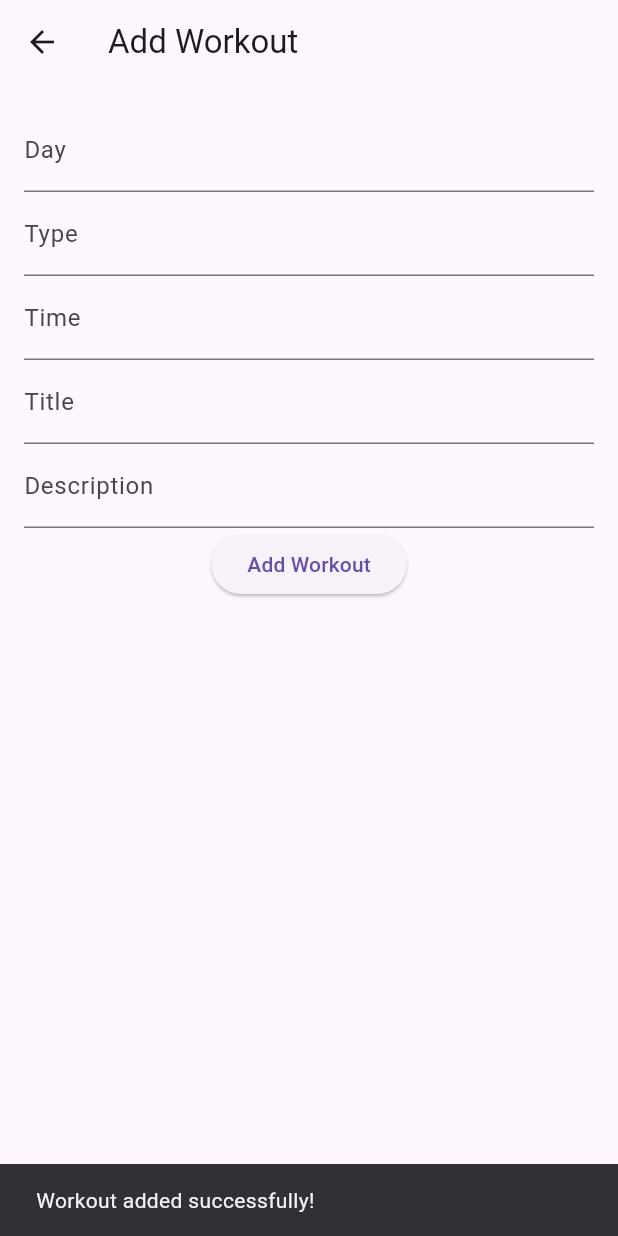
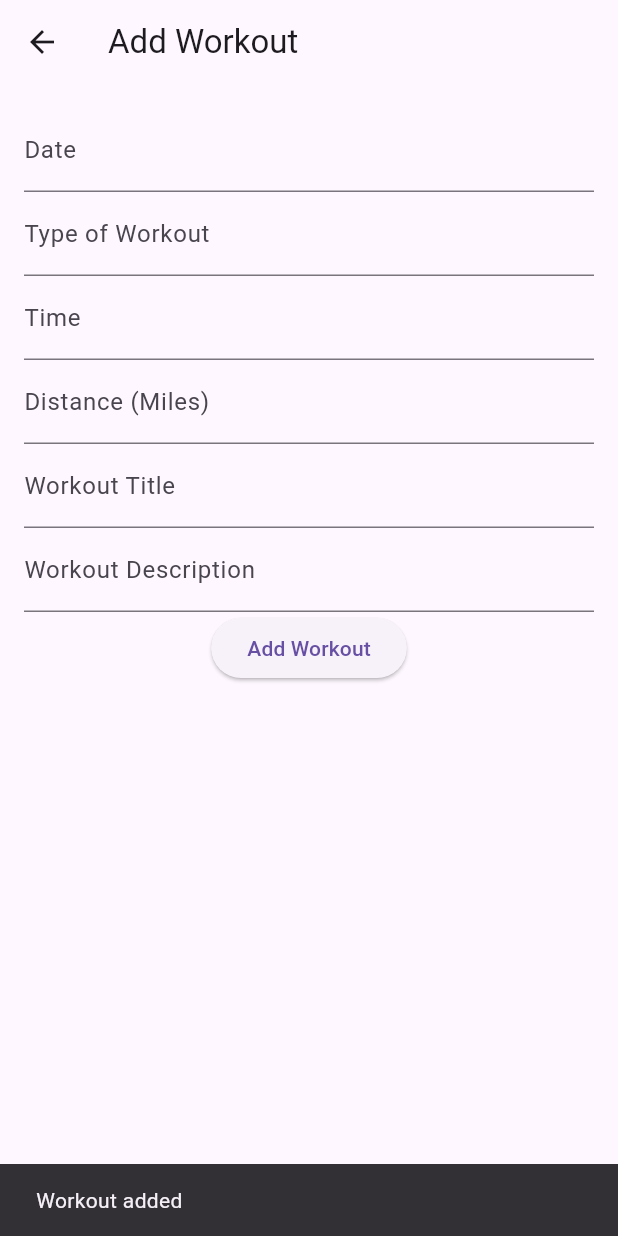
Before and after one commit to marcsaffold17/GetFitApp, a Flutter app: the WorkoutEntryScreen screen opened directly with empty values, after a tap on "Add Workout", on a phone screen of 412 x 824 dp. Run offline on Flutter 3.47's test engine with Material 3 defaults, Android fonts, the phone set to English and light mode, and no system bars; our stand-ins replace cloud_firestore, firebase_core; accounts and stored records are empty.

Commit message:
Added 'Distance' field to database + minor factoring and readjustments

```diff
--- a/get_fit_app/lib/model/insert_workout_model.dart
+++ b/get_fit_app/lib/model/insert_workout_model.dart
@@ -6,6 +6,7 @@ class Workout {
   String? id;
   String day;
   String description;
+  double distance;
   String time;
   String title;
   String type;
@@ -14,6 +15,7 @@ class Workout {
     this.id,
     required this.day,
     required this.description,
+    required this.distance,
     required this.time,
     required this.title,
     required this.type,
@@ -26,6 +28,7 @@ class Workout {
       id: doc.id,
       day: data['Day'] ?? '',
       description: data['Description'] ?? '',
+      distance: data['Distance'] ?? 0,
       time: data['Time'] ?? '',
       title: data['Title'] ?? '',
       type: data['Type'] ?? '',
@@ -37,6 +40,7 @@ class Workout {
     return {
       'Day': day,
       'Description': description,
+      'Distance': distance,
       'Time': time,
       'Title': title,
       'Type': type,
@@ -45,8 +49,7 @@ class Workout {
 }
 
 class WorkoutRepository {
-  final CollectionReference workoutsCollection =
-  FirebaseFirestore.instance.collection('Workouts');
+  final CollectionReference workoutsCollection = FirebaseFirestore.instance.collection('Workouts');
 
   // Add workout to "Workouts" database in Firestore
   Future<void> addWorkout(Workout workout) async {
--- a/get_fit_app/lib/view/insert_workout_view.dart
+++ b/get_fit_app/lib/view/insert_workout_view.dart
@@ -21,6 +21,7 @@ class _WorkoutEntryScreenState extends State<WorkoutEntryScreen> implements Work
   final _formKey = GlobalKey<FormState>();
   final _dayController = TextEditingController();
   final _descriptionController = TextEditingController();
+  final _distanceController = TextEditingController();
   final _timeController = TextEditingController();
   final _titleController = TextEditingController();
   final _typeController = TextEditingController();
@@ -33,12 +34,19 @@ class _WorkoutEntryScreenState extends State<WorkoutEntryScreen> implements Work
 
   @override
   void onWorkoutAdded() {
-    // Handle successful workout addition
     ScaffoldMessenger.of(context).showSnackBar(SnackBar(
-      content: Text('Workout added successfully!'),
+      content: Text('Workout added'),
+      duration: Duration(seconds: 2),
     ));
-    // Clear the form or navigate away
+
+    // Removing user input text fields after workout is added
     _formKey.currentState?.reset();
+    _dayController.clear();
+    _descriptionController.clear();
+    _distanceController.clear();
+    _timeController.clear();
+    _titleController.clear();
+    _typeController.clear();
   }
 
   // Startup UI, should probably adjust later to fit
@@ -54,31 +62,38 @@ class _WorkoutEntryScreenState extends State<WorkoutEntryScreen> implements Work
             children: [
               TextFormField(
                 controller: _dayController,
-                decoration: InputDecoration(labelText: 'Day'),
+                decoration: InputDecoration(labelText: 'Date'),
               ),
               TextFormField(
                 controller: _typeController,
-                decoration: InputDecoration(labelText: 'Type'),
+                decoration: InputDecoration(labelText: 'Type of Workout'),
               ),
               TextFormField(
                 controller: _timeController,
                 decoration: InputDecoration(labelText: 'Time'),
               ),
               TextFormField(
+                controller: _distanceController,
+                decoration: InputDecoration(labelText: 'Distance (Miles)'),
+                keyboardType: TextInputType.number,
+              ),
+              TextFormField(
                 controller: _titleController,
-                decoration: InputDecoration(labelText: 'Title'),
+                decoration: InputDecoration(labelText: 'Workout Title'),
               ),
               TextFormField(
                 controller: _descriptionController,
-                decoration: InputDecoration(labelText: 'Description'),
+                decoration: InputDecoration(labelText: 'Workout Description'),
               ),
 
               ElevatedButton(
                 onPressed: () {
                   if (_formKey.currentState!.validate()) {
+                    double? distance = double.tryParse(_distanceController.text) ?? 0.0;
                     final newWorkout = Workout(
                       day: _dayController.text,
                       description: _descriptionController.text,
+                      distance: distance,
                       time: _timeController.text,
                       title: _titleController.text,
                       type: _typeController.text,
```
